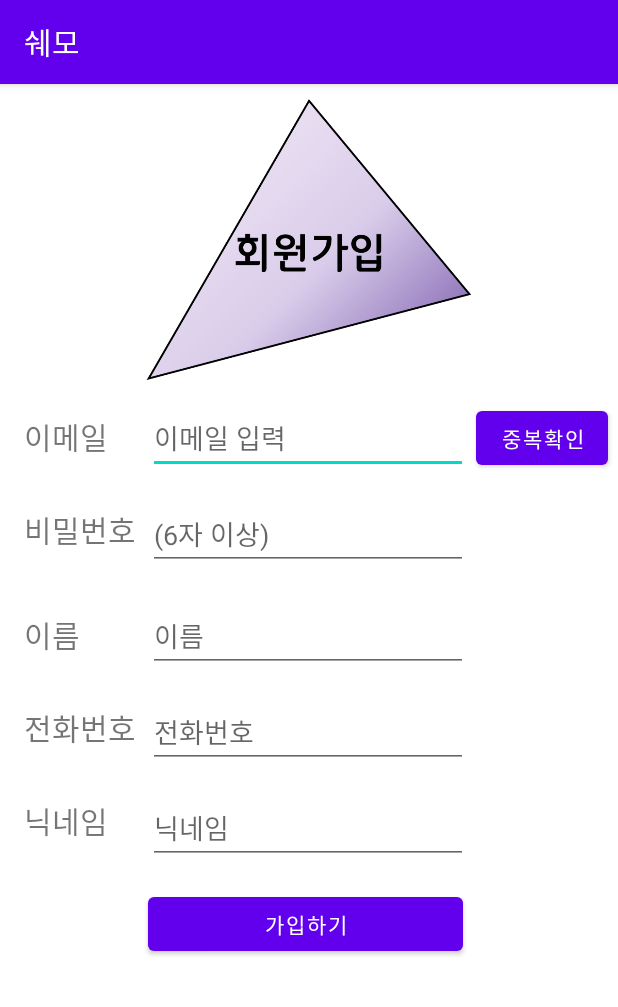
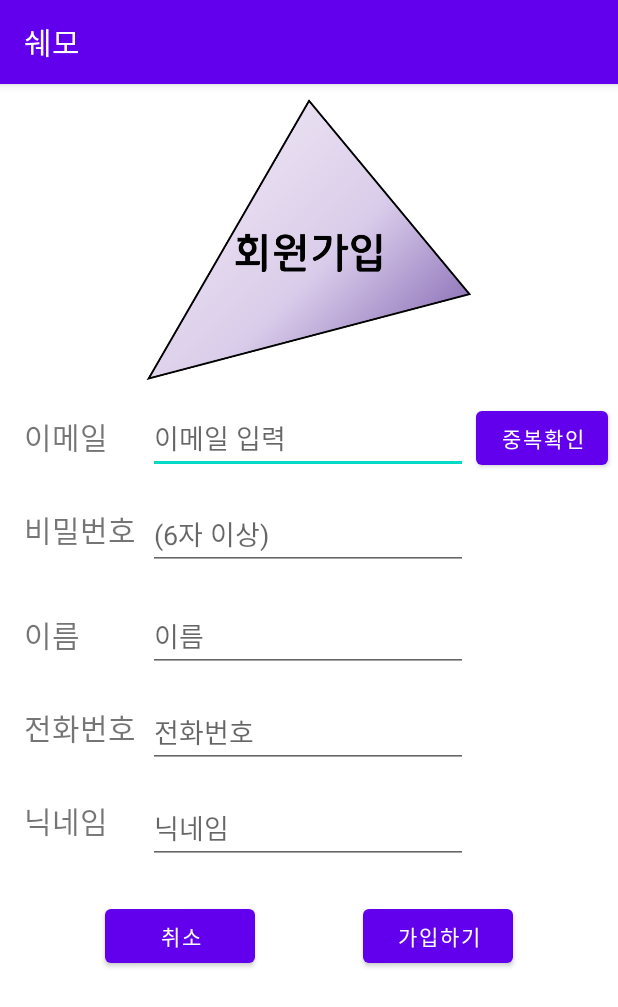
Before and after one commit to JWhy121/ShareMo, an Android app: the RegisterActivity screen opened directly, with no data from a screen before it, on a phone screen of 412 x 824 dp. Shown: the top 1007 px of the screen. Run offline under Robolectric (Android 15) with nearby library versions, the phone set to English and light mode, and no system bars; our stand-ins replace Firebase (no records; nobody signed in at launch, a user with empty details on screens opened directly).

```diff
--- a/app/build.gradle
+++ b/app/build.gradle
@@ -27,9 +27,7 @@ android {
     }
 
     buildFeatures{
-
         viewBinding true
-
     }
     compileOptions {
         sourceCompatibility JavaVersion.VERSION_1_8
@@ -54,6 +52,10 @@ dependencies {
     testImplementation 'junit:junit:4.+'
     androidTestImplementation 'androidx.test.ext:junit:1.1.3'
     androidTestImplementation 'androidx.test.espresso:espresso-core:3.4.0'
+/*
 
+    annotationProcessor 'com.github.bumptech.glide:compiler:4.10.0'
+    implementation 'com.github.bumptech.glide:glide:4.10.0'
     implementation 'com.google.android.material:material:1.1.0'
+*/
 }
--- a/app/src/main/java/com/cookandroid/sharemo/PostData.kt
+++ b/app/src/main/java/com/cookandroid/sharemo/PostData.kt
@@ -1,3 +1,6 @@
 package com.cookandroid.sharemo
 
-class PostData(val image : Int, val uid : String,val nickname : String, val content : String, val price : Int, val dong : String, val website : String)
+data class PostData(
+               val content : String? = "",
+               val price : String? = "",
+               val dong : String? = "")
--- a/app/src/main/java/com/cookandroid/sharemo/RegisterActivity.kt
+++ b/app/src/main/java/com/cookandroid/sharemo/RegisterActivity.kt
@@ -12,7 +12,7 @@ import java.util.*
 class RegisterActivity : AppCompatActivity() {
 
     private var mFirebaseAuth : FirebaseAuth? = null //파이어베이스 인증
-    lateinit var mDatabaseRef : DatabaseReference //실시간 데이터베이스
+    private lateinit var mDatabaseRef : DatabaseReference //실시간 데이터베이스
 
     lateinit var edt_email : EditText
     lateinit var edt_pwd : EditText
@@ -21,6 +21,8 @@ class RegisterActivity : AppCompatActivity() {
     lateinit var edt_nickname : EditText
 
     lateinit var btn_register : Button
+    lateinit var btn_back : Button
+    lateinit var btn_confirm : Button
 
 
 
@@ -38,6 +40,15 @@ class RegisterActivity : AppCompatActivity() {
         edt_nickname = findViewById(R.id.edt_Nickname)
 
         btn_register = findViewById(R.id.btn_Register)
+        btn_back = findViewById(R.id.btn_Back)
+        btn_confirm = findViewById(R.id.btn_Confirm)
+
+
+        btn_back.setOnClickListener {
+            onBackPressed()
+        }
+
+
 
         btn_register.setOnClickListener {
             //회원가입 처리 시작
@@ -46,6 +57,11 @@ class RegisterActivity : AppCompatActivity() {
             var str_name : String = edt_name.text.toString()
             var str_phoneNum : String = edt_phone.text.toString()
             var str_nickname : String = edt_nickname.text.toString()
+
+
+            if(str_email.equals("") || str_pwd.equals("") || str_name.equals("") || str_phoneNum.equals("") || str_nickname.equals("")){
+                Toast.makeText(this, "가입 정보를 모두 입력하세요", Toast.LENGTH_SHORT).show()
+            }else{
 
                 //firebaseauth 진행
                 mFirebaseAuth!!.createUserWithEmailAndPassword(str_email, str_pwd)?.addOnCompleteListener(this){
@@ -59,7 +75,8 @@ class RegisterActivity : AppCompatActivity() {
                         Toast.makeText(this, "$str_name 님, 가입을 축하합니다", Toast.LENGTH_SHORT).show()
                         finish()
                     }else{
-                    Toast.makeText(this, "생성 실패", Toast.LENGTH_SHORT).show()
+                        Toast.makeText(this, "이미 등록된 아이디이거나\n 비밀번호가 6자 이상이 아닙니다", Toast.LENGTH_SHORT).show()
+                    }
                 }
             }
         }
--- a/app/src/main/res/layout/activity_register.xml
+++ b/app/src/main/res/layout/activity_register.xml
@@ -19,17 +19,16 @@
         app:layout_constraintStart_toStartOf="parent"
         app:layout_constraintTop_toTopOf="parent" />
 
+
     <Button
         android:id="@+id/btn_Register"
-        android:layout_width="210dp"
-        android:layout_height="wrap_content"
-        android:layout_marginTop="16dp"
+        android:layout_width="100dp"
+        android:layout_height="48dp"
+        android:layout_marginTop="24dp"
+        android:layout_marginEnd="70dp"
         android:text="가입하기"
-        app:layout_constraintEnd_toEndOf="@+id/edt_Nickname"
-        app:layout_constraintHorizontal_bias="0.0"
-        app:layout_constraintStart_toStartOf="@+id/edt_Nickname"
+        app:layout_constraintEnd_toEndOf="parent"
         app:layout_constraintTop_toBottomOf="@+id/edt_Nickname" />
-
 
     <EditText
         android:id="@+id/edt_Nickname"
@@ -163,4 +162,14 @@
         app:layout_constraintTop_toTopOf="parent"
         app:srcCompat="@drawable/join" />
 
+    <Button
+        android:id="@+id/btn_Back"
+        android:layout_width="100dp"
+        android:layout_height="wrap_content"
+        android:layout_marginStart="70dp"
+        android:layout_marginTop="24dp"
+        android:text="취소"
+        app:layout_constraintStart_toStartOf="parent"
+        app:layout_constraintTop_toBottomOf="@+id/edt_Nickname" />
+
 </androidx.constraintlayout.widget.ConstraintLayout>
--- a/app/src/main/res/layout/activity_write_temp.xml
+++ b/app/src/main/res/layout/activity_write_temp.xml
@@ -7,13 +7,14 @@
     tools:context=".WriteTempActivity">
 
     <androidx.recyclerview.widget.RecyclerView
+        app:layoutManager="androidx.recyclerview.widget.LinearLayoutManager"
         android:id="@+id/rv_Post"
         android:layout_width="match_parent"
         android:layout_height="match_parent"
         app:layout_constraintBottom_toBottomOf="parent"
         app:layout_constraintEnd_toEndOf="parent"
         app:layout_constraintStart_toStartOf="parent"
-        app:layout_constraintTop_toTopOf="parent" />
-
+        app:layout_constraintTop_toTopOf="parent"
+        tools:listitem="@layout/list_item" />
 
 </androidx.constraintlayout.widget.ConstraintLayout>
```
Also changed, not shown: app/src/main/AndroidManifest.xml (+8 -3 lines), app/src/main/java/com/cookandroid/sharemo/HomeFragment.kt (+17 -1 lines), app/src/main/java/com/cookandroid/sharemo/PostDataAdapter.kt (+29 -12 lines), app/src/main/java/com/cookandroid/sharemo/User.kt (+5 -4 lines), app/src/main/java/com/cookandroid/sharemo/WriteActivity.kt (+5 -4 lines), app/src/main/java/com/cookandroid/sharemo/WriteTempActivity.kt (+34 -11 lines), app/src/main/res/layout/activity_write.xml (+5 -4 lines). Lines whose indentation alone changed are shown as unchanged.
